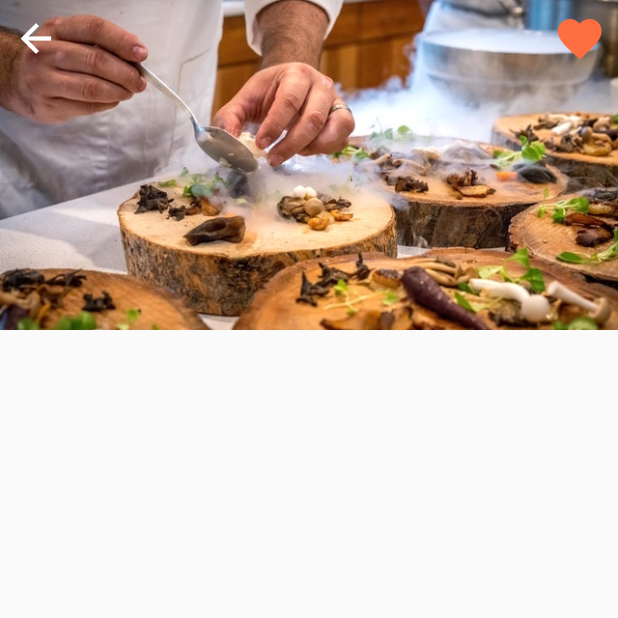
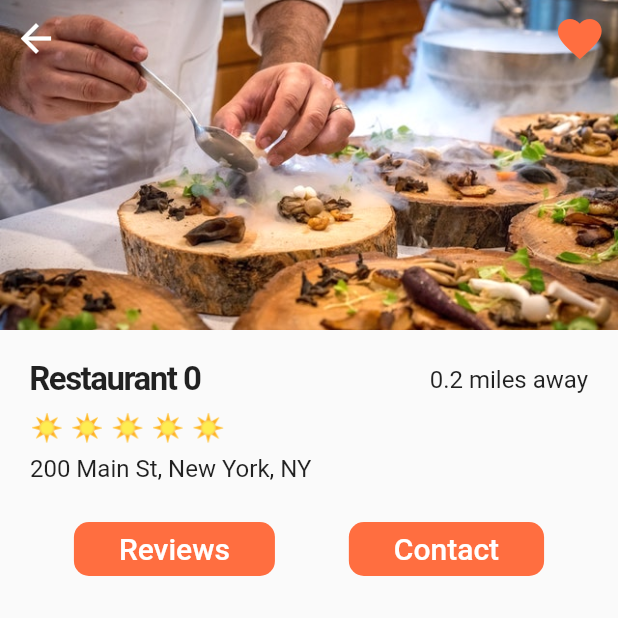
Before and after one commit to miikhaaeel/food-delivery-ui, a Flutter app: the screen it shows after launch, after a tap on "Restaurant 0", on a phone screen of 412 x 824 dp, the top half of it. Run offline on Flutter 3.47's test engine with Material 2 defaults, Android fonts, the phone set to English and light mode, and no system bars.

Commit message:
restaurant details

```diff
--- a/lib/screens/restaurant_screen.dart
+++ b/lib/screens/restaurant_screen.dart
@@ -1,5 +1,6 @@
 import 'package:flutter/material.dart';
 import 'package:food_delivery_ui/models/restaurant.dart';
+import 'package:food_delivery_ui/widgets/rating_stars.dart';
 
 class RestaurantScreen extends StatefulWidget {
   final Restaurant restaurant;
@@ -18,7 +19,8 @@ class _RestaurantScreenState extends State<RestaurantScreen> {
         children: [
           Stack(
             children: [
-              Hero(tag: widget.restaurant.imageUrl,
+              Hero(
+                tag: widget.restaurant.imageUrl,
                 child: Image(
                   height: 220.0,
                   width: MediaQuery.of(context).size.width,
@@ -36,19 +38,88 @@ class _RestaurantScreenState extends State<RestaurantScreen> {
                       onPressed: () {
                         Navigator.pop(context);
                       },
-                      icon: Icon(Icons.arrow_back),
+                      icon: const Icon(Icons.arrow_back),
                       color: Colors.white,
                       iconSize: 30.0,
                     ),
                     IconButton(
                       onPressed: () {},
-                      icon: Icon(Icons.favorite),
+                      icon: const Icon(Icons.favorite),
                       color: Theme.of(context).primaryColor,
                       iconSize: 35.0,
                     )
                   ],
                 ),
-              )
+              ),
+            ],
+          ),
+          Padding(
+            padding: const EdgeInsets.all(20.0),
+            child: Column(
+              crossAxisAlignment: CrossAxisAlignment.start,
+              children: [
+                Row(
+                  mainAxisAlignment: MainAxisAlignment.spaceBetween,
+                  children: [
+                    Text(
+                      widget.restaurant.name,
+                      style: const TextStyle(
+                        fontWeight: FontWeight.w600,
+                        fontSize: 22,
+                        letterSpacing: -1,
+                      ),
+                    ),
+                    const Text(
+                      '0.2 miles away',
+                      style: TextStyle(
+                        fontSize: 16,
+                      ),
+                    ),
+                  ],
+                ),
+                const SizedBox(height: 8),
+                RatingStars(ratings: widget.restaurant.rating),
+                const SizedBox(height: 8),
+                Text(
+                  widget.restaurant.address,
+                  style: const TextStyle(
+                    fontSize: 16,
+                  ),
+                )
+              ],
+            ),
+          ),
+          Row(
+            mainAxisAlignment: MainAxisAlignment.spaceEvenly,
+            children: [
+              TextButton(
+                onPressed: () {},
+                style: TextButton.styleFrom(
+                  padding: const EdgeInsets.symmetric(horizontal: 30),
+                  backgroundColor: Theme.of(context).primaryColor,
+                  shape: RoundedRectangleBorder(
+                    borderRadius: BorderRadius.circular(10),
+                  ),
+                ),
+                child: const Text(
+                  'Reviews',
+                  style: TextStyle(color: Colors.white, fontSize: 20),
+                ),
+              ),
+              TextButton(
+                onPressed: () {},
+                style: TextButton.styleFrom(
+                  padding: const EdgeInsets.symmetric(horizontal: 30),
+                  backgroundColor: Theme.of(context).primaryColor,
+                  shape: RoundedRectangleBorder(
+                    borderRadius: BorderRadius.circular(10),
+                  ),
+                ),
+                child: const Text(
+                  'Contact',
+                  style: TextStyle(color: Colors.white, fontSize: 20),
+                ),
+              ),
             ],
           )
         ],
```
